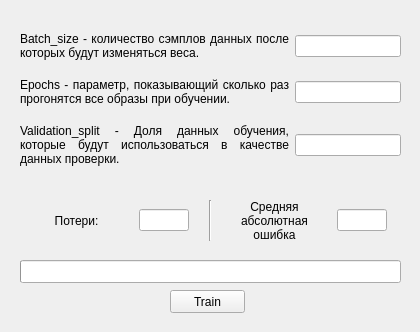
FolloW12587/diplom_nnetwork, file designs/model_train.ui: the form before one commit.
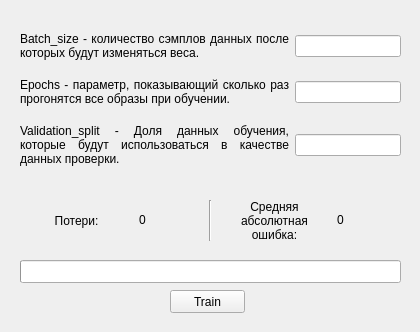
The form after the commit.

```diff
--- a/designs/model_train.ui
+++ b/designs/model_train.ui
@@ -198,9 +198,9 @@
      </widget>
     </item>
     <item>
-     <widget class="QLineEdit" name="textLoss">
+     <widget class="QLabel" name="textLoss">
       <property name="sizePolicy">
-       <sizepolicy hsizetype="Minimum" vsizetype="Fixed">
+       <sizepolicy hsizetype="Fixed" vsizetype="Fixed">
         <horstretch>0</horstretch>
         <verstretch>0</verstretch>
        </sizepolicy>
@@ -211,14 +211,8 @@
         <height>0</height>
        </size>
       </property>
-      <property name="maximumSize">
-       <size>
-        <width>50</width>
-        <height>16777215</height>
-       </size>
-      </property>
-      <property name="alignment">
-       <set>Qt::AlignCenter</set>
+      <property name="text">
+       <string>0</string>
       </property>
      </widget>
     </item>
@@ -250,7 +244,7 @@
        </size>
       </property>
       <property name="text">
-       <string>Средняя абсолютная ошибка</string>
+       <string>Средняя абсолютная ошибка:</string>
       </property>
       <property name="alignment">
        <set>Qt::AlignCenter</set>
@@ -261,9 +255,9 @@
      </widget>
     </item>
     <item>
-     <widget class="QLineEdit" name="textAcc">
+     <widget class="QLabel" name="textAcc">
       <property name="sizePolicy">
-       <sizepolicy hsizetype="Minimum" vsizetype="Fixed">
+       <sizepolicy hsizetype="Fixed" vsizetype="Fixed">
         <horstretch>0</horstretch>
         <verstretch>0</verstretch>
        </sizepolicy>
@@ -274,11 +268,8 @@
         <height>0</height>
        </size>
       </property>
-      <property name="maximumSize">
-       <size>
-        <width>50</width>
-        <height>16777215</height>
-       </size>
+      <property name="text">
+       <string>0</string>
       </property>
      </widget>
     </item>
```
